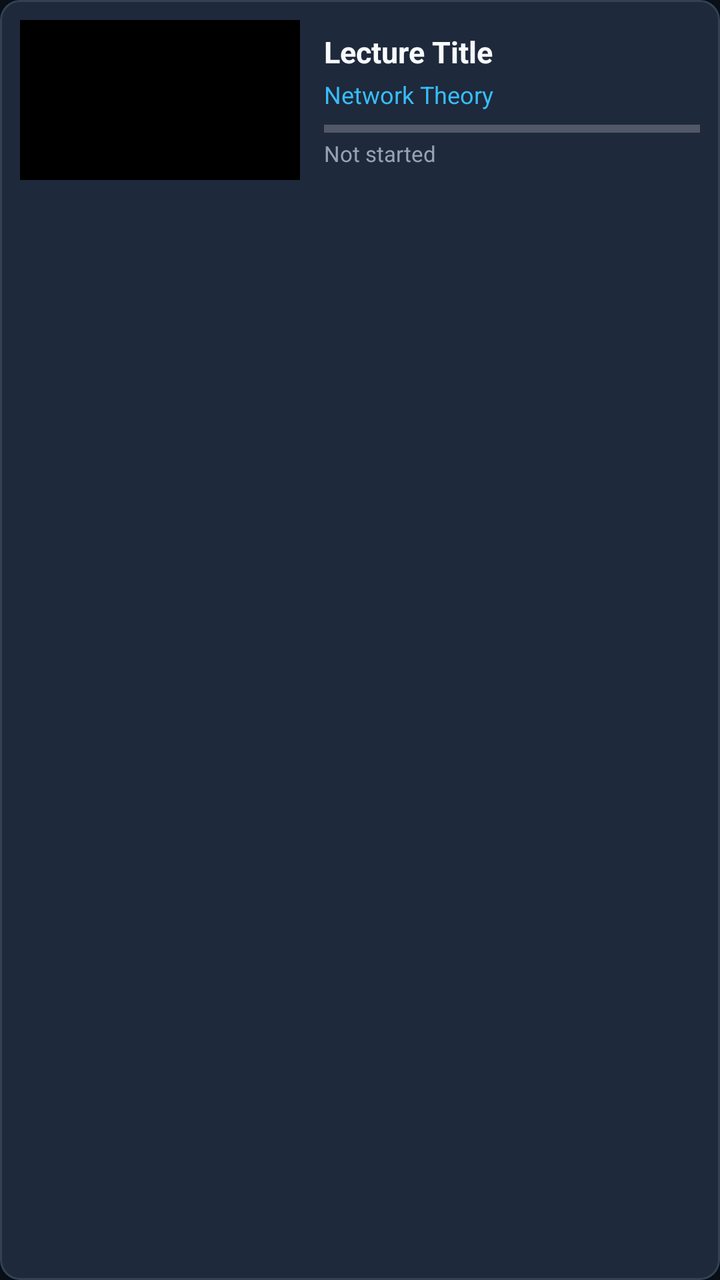
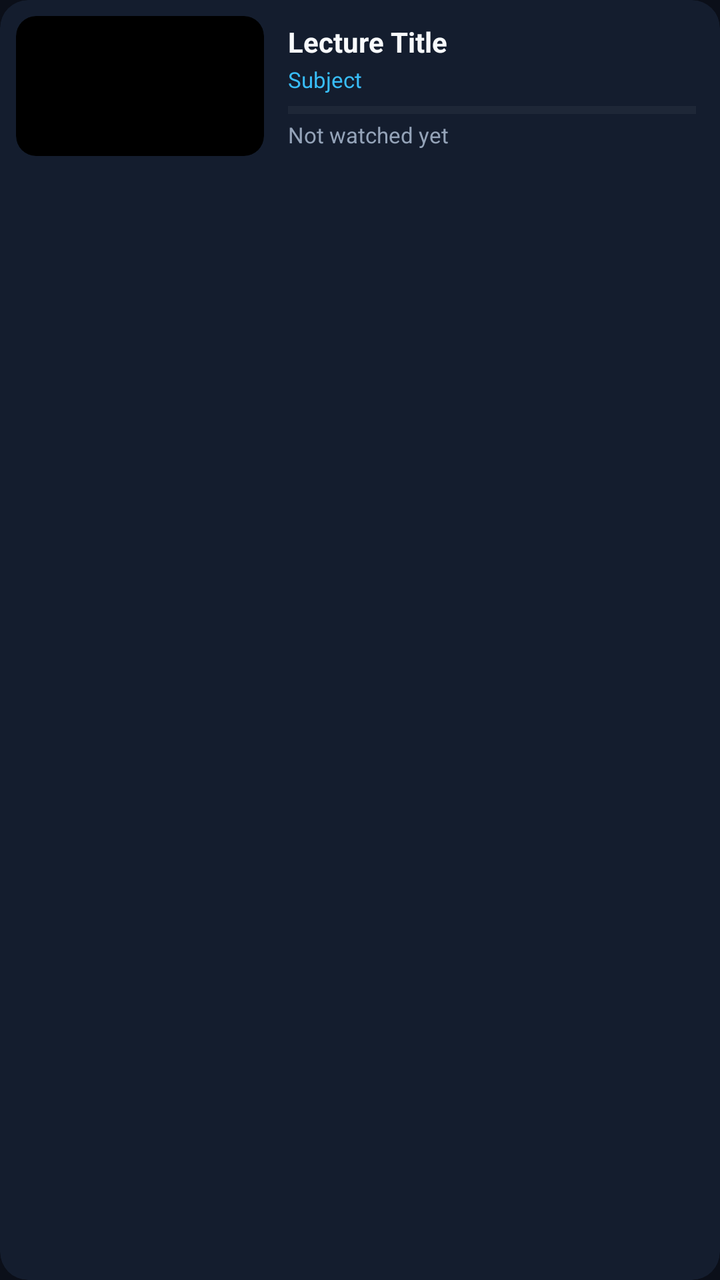

The first picture is an Android layout as it rendered before a commit; the second is the same layout after the commit. The layout source and the unified diff follow.
<!-- AndroidManifest.xml: application theme Theme.GateFocus -->
<!-- res/layout/item_video.xml -->
<?xml version="1.0" encoding="utf-8"?>
<com.google.android.material.card.MaterialCardView xmlns:android="http://schemas.android.com/apk/res/android"
    xmlns:app="http://schemas.android.com/apk/res-auto"
    android:layout_width="match_parent"
    android:layout_height="wrap_content"
    android:layout_marginBottom="10dp"
    android:backgroundTint="@color/card_bg"
    app:cardCornerRadius="10dp"
    app:cardElevation="2dp"
    app:strokeColor="@color/card_border"
    app:strokeWidth="1dp">

    <LinearLayout
        android:layout_width="match_parent"
        android:layout_height="wrap_content"
        android:orientation="horizontal"
        android:padding="10dp">

        
        <FrameLayout
            android:layout_width="140dp"
            android:layout_height="80dp">

            <ImageView
                android:id="@+id/ivThumbnail"
                android:layout_width="match_parent"
                android:layout_height="match_parent"
                android:background="@color/black"
                android:scaleType="centerCrop" />

            
            <TextView
                android:id="@+id/tvCompletedBadge"
                android:layout_width="wrap_content"
                android:layout_height="wrap_content"
                android:layout_gravity="top|end"
                android:layout_margin="4dp"
                android:background="#DD10B981"
                android:paddingHorizontal="6dp"
                android:paddingVertical="2dp"
                android:text="DONE"
                android:textColor="@color/white"
                android:textSize="10sp"
                android:textStyle="bold"
                android:visibility="gone" />
        </FrameLayout>

        
        <LinearLayout
            android:layout_width="0dp"
            android:layout_height="match_parent"
            android:layout_marginStart="12dp"
            android:layout_weight="1"
            android:gravity="center_vertical"
            android:orientation="vertical">

            <TextView
                android:id="@+id/tvTitle"
                android:layout_width="match_parent"
                android:layout_height="wrap_content"
                android:ellipsize="end"
                android:maxLines="2"
                android:text="Lecture Title"
                android:textColor="@color/text_primary"
                android:textSize="15sp"
                android:textStyle="bold" />

            <TextView
                android:id="@+id/tvFolder"
                android:layout_width="wrap_content"
                android:layout_height="wrap_content"
                android:layout_marginTop="3dp"
                android:ellipsize="end"
                android:maxLines="1"
                android:text="Network Theory"
                android:textColor="@color/accent"
                android:textSize="12sp" />

            
            <ProgressBar
                android:id="@+id/pbVideoProgress"
                style="?android:attr/progressBarStyleHorizontal"
                android:layout_width="match_parent"
                android:layout_height="6dp"
                android:layout_marginTop="6dp"
                android:max="100"
                android:progress="0"
                android:progressTint="@color/accent" />

            <TextView
                android:id="@+id/tvProgressText"
                android:layout_width="wrap_content"
                android:layout_height="wrap_content"
                android:layout_marginTop="2dp"
                android:text="Not started"
                android:textColor="@color/text_secondary"
                android:textSize="11sp" />
        </LinearLayout>
    </LinearLayout>

</com.google.android.material.card.MaterialCardView>
<!-- resources referenced by this layout -->
<resources>
  <color name="accent">#38BDF8</color>
  <color name="black">#000000</color>
  <color name="card_bg">#1E293B</color>
  <color name="card_border">#334155</color>
  <color name="text_primary">#F8FAFC</color>
  <color name="text_secondary">#94A3B8</color>
  <color name="white">#FFFFFF</color>
  <style name="Theme.GateFocus" parent="Theme.Material3.Dark.NoActionBar">
          <item name="android:statusBarColor">@color/background</item>
          <item name="android:windowBackground">@color/background</item>
          <item name="colorPrimary">@color/accent</item>
      </style>
  <color name="background">#0B0F19</color>
</resources>

<!-- the commit's change to res/layout/item_video.xml (unified diff, before → after) -->
@@ -3,55 +3,67 @@
     xmlns:app="http://schemas.android.com/apk/res-auto"
     android:layout_width="match_parent"
     android:layout_height="wrap_content"
-    android:layout_marginBottom="10dp"
-    android:backgroundTint="@color/card_bg"
-    app:cardCornerRadius="10dp"
-    app:cardElevation="2dp"
-    app:strokeColor="@color/card_border"
-    app:strokeWidth="1dp">
+    android:layout_marginBottom="8dp"
+    android:backgroundTint="#141D2E"
+    android:clickable="true"
+    android:focusable="true"
+    android:foreground="?attr/selectableItemBackground"
+    app:cardCornerRadius="14dp"
+    app:cardElevation="0dp"
+    app:strokeWidth="0dp">
 
     <LinearLayout
         android:layout_width="match_parent"
         android:layout_height="wrap_content"
+        android:gravity="center_vertical"
         android:orientation="horizontal"
-        android:padding="10dp">
+        android:padding="8dp">
 
         
-        <FrameLayout
-            android:layout_width="140dp"
-            android:layout_height="80dp">
+        <com.google.android.material.card.MaterialCardView
+            android:layout_width="124dp"
+            android:layout_height="70dp"
+            android:backgroundTint="@color/black"
+            app:cardCornerRadius="10dp"
+            app:cardElevation="0dp"
+            app:strokeWidth="0dp">
 
-            <ImageView
-                android:id="@+id/ivThumbnail"
+            <FrameLayout
                 android:layout_width="match_parent"
-                android:layout_height="match_parent"
-                android:background="@color/black"
-                android:scaleType="centerCrop" />
+                android:layout_height="match_parent">
 
-            
-            <TextView
-                android:id="@+id/tvCompletedBadge"
-                android:layout_width="wrap_content"
-                android:layout_height="wrap_content"
-                android:layout_gravity="top|end"
-                android:layout_margin="4dp"
-                android:background="#DD10B981"
-                android:paddingHorizontal="6dp"
-                android:paddingVertical="2dp"
-                android:text="DONE"
-                android:textColor="@color/white"
-                android:textSize="10sp"
-                android:textStyle="bold"
-                android:visibility="gone" />
-        </FrameLayout>
+                <ImageView
+                    android:id="@+id/ivThumbnail"
+                    android:layout_width="match_parent"
+                    android:layout_height="match_parent"
+                    android:scaleType="centerCrop" />
+
+                
+                <TextView
+                    android:id="@+id/tvCompletedBadge"
+                    android:layout_width="wrap_content"
+                    android:layout_height="wrap_content"
+                    android:layout_gravity="top|end"
+                    android:layout_margin="4dp"
+                    android:background="@drawable/bg_pill_badge"
+                    android:backgroundTint="#E610B981"
+                    android:paddingHorizontal="6dp"
+                    android:paddingVertical="2dp"
+                    android:text="DONE"
+                    android:textColor="@color/white"
+                    android:textSize="9sp"
+                    android:textStyle="bold"
+                    android:visibility="gone" />
+            </FrameLayout>
+        </com.google.android.material.card.MaterialCardView>
 
         
         <LinearLayout
             android:layout_width="0dp"
-            android:layout_height="match_parent"
+            android:layout_height="wrap_content"
             android:layout_marginStart="12dp"
+            android:layout_marginEnd="4dp"
             android:layout_weight="1"
-            android:gravity="center_vertical"
             android:orientation="vertical">
 
             <TextView
@@ -59,40 +71,41 @@
                 android:layout_width="match_parent"
                 android:layout_height="wrap_content"
                 android:ellipsize="end"
+                android:lineSpacingExtra="1dp"
                 android:maxLines="2"
                 android:text="Lecture Title"
                 android:textColor="@color/text_primary"
-                android:textSize="15sp"
+                android:textSize="14sp"
                 android:textStyle="bold" />
 
             <TextView
                 android:id="@+id/tvFolder"
                 android:layout_width="wrap_content"
                 android:layout_height="wrap_content"
-                android:layout_marginTop="3dp"
+                android:layout_marginTop="2dp"
                 android:ellipsize="end"
                 android:maxLines="1"
-                android:text="Network Theory"
+                android:text="Subject"
                 android:textColor="@color/accent"
-                android:textSize="12sp" />
+                android:textSize="11sp" />
 
-            
             <ProgressBar
                 android:id="@+id/pbVideoProgress"
                 style="?android:attr/progressBarStyleHorizontal"
                 android:layout_width="match_parent"
-                android:layout_height="6dp"
+                android:layout_height="4dp"
                 android:layout_marginTop="6dp"
                 android:max="100"
                 android:progress="0"
+                android:progressBackgroundTint="#26FFFFFF"
                 android:progressTint="@color/accent" />
 
             <TextView
                 android:id="@+id/tvProgressText"
                 android:layout_width="wrap_content"
                 android:layout_height="wrap_content"
-                android:layout_marginTop="2dp"
-                android:text="Not started"
+                android:layout_marginTop="3dp"
+                android:text="Not watched yet"
                 android:textColor="@color/text_secondary"
                 android:textSize="11sp" />
         </LinearLayout>
<!-- resource entries referenced after the edit -->
@@ -2,11 +2,16 @@
 <resources>
   <color name="accent">#38BDF8</color>
   <color name="black">#000000</color>
-  <color name="card_bg">#1E293B</color>
-  <color name="card_border">#334155</color>
   <color name="text_primary">#F8FAFC</color>
   <color name="text_secondary">#94A3B8</color>
   <color name="white">#FFFFFF</color>
+  <!-- drawable bg_pill_badge (drawable) -->
+  <?xml version="1.0" encoding="utf-8"?>
+  <shape xmlns:android="http://schemas.android.com/apk/res/android"
+      android:shape="rectangle">
+      <solid android:color="#2210B981" />
+      <corners android:radius="12dp" />
+  </shape>
   <style name="Theme.GateFocus" parent="Theme.Material3.Dark.NoActionBar">
           <item name="android:statusBarColor">@color/background</item>
           <item name="android:windowBackground">@color/background</item>
